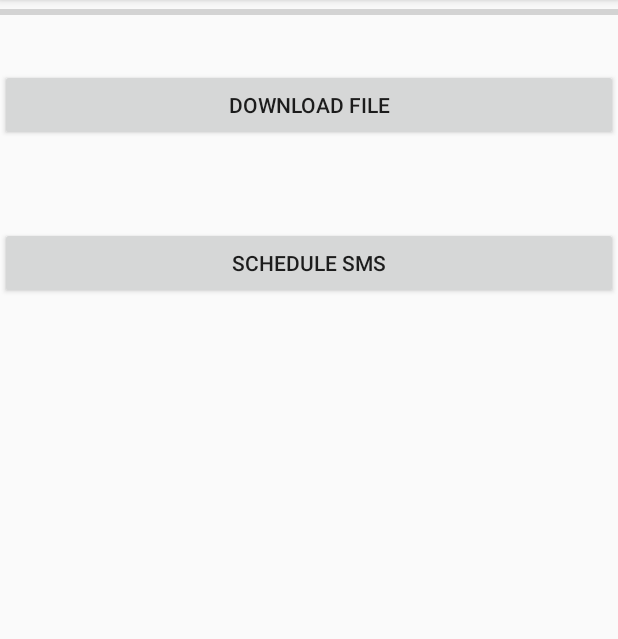
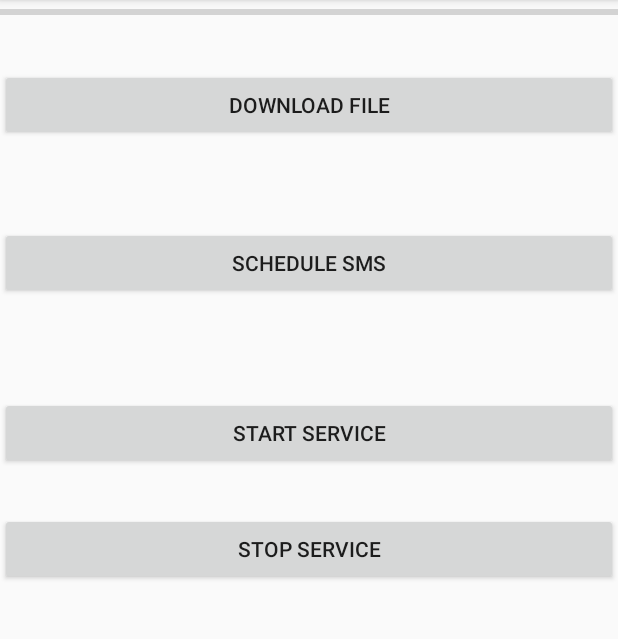
Before and after one commit to abdultanveer/Cgiday2, an Android app: the screen it shows after launch (MainActivity), after a tap on "SCHEDULE SMS", on a phone screen of 412 x 824 dp, the part 84-723 px from its top. Run offline under Robolectric (Android 15) with nearby library versions, the phone set to English and light mode, and no system bars; 1 other tap on this screen came first.

Commit message:
services -- start and stop

```diff
--- a/app/src/main/java/com/example/cgiday2/MainActivity.java
+++ b/app/src/main/java/com/example/cgiday2/MainActivity.java
@@ -20,6 +20,8 @@ ProgressBar mProgressBar;
     }
 
     public void download(View view) {
+        Intent serviceIntent = new Intent(MainActivity.this,MusicService.class);
+
         switch (view.getId()){
             case R.id.buttonDownload:
                 downloadTask = new DownloadTask(mProgressBar);
@@ -27,6 +29,13 @@ ProgressBar mProgressBar;
                 break;
             case R.id.button_sms_schedule:
                 scheduleSms();
+                break;
+            case R.id.button_start_service:
+                startService(serviceIntent);
+                break;
+
+            case R.id.button_stop_service:
+                stopService(serviceIntent);
                 break;
         }
 
--- a/app/src/main/res/layout/activity_main.xml
+++ b/app/src/main/res/layout/activity_main.xml
@@ -31,11 +31,35 @@
         android:layout_width="0dp"
         android:layout_height="wrap_content"
         android:layout_marginTop="151dp"
+        android:onClick="download"
         android:text="schedule sms"
-        android:onClick="download"
 
         app:layout_constraintEnd_toEndOf="parent"
         app:layout_constraintStart_toStartOf="parent"
         app:layout_constraintTop_toTopOf="parent" />
 
+    <Button
+        android:id="@+id/button_start_service"
+        android:layout_width="0dp"
+        android:layout_height="wrap_content"
+        android:layout_marginTop="65dp"
+        android:onClick="download"
+
+        android:text="start service"
+        app:layout_constraintEnd_toEndOf="parent"
+        app:layout_constraintStart_toStartOf="parent"
+        app:layout_constraintTop_toBottomOf="@+id/button_sms_schedule" />
+
+    <Button
+        android:id="@+id/button_stop_service"
+        android:layout_width="0dp"
+        android:layout_height="wrap_content"
+        android:layout_marginTop="29dp"
+        android:onClick="download"
+
+        android:text="stop service"
+        app:layout_constraintEnd_toEndOf="parent"
+        app:layout_constraintStart_toStartOf="parent"
+        app:layout_constraintTop_toBottomOf="@+id/button_start_service" />
+
 </androidx.constraintlayout.widget.ConstraintLayout>
```
Also changed, not shown: app/src/main/AndroidManifest.xml (+8 -2 lines), app/src/main/java/com/example/cgiday2/MusicService.java (added, +43 -0 lines).
